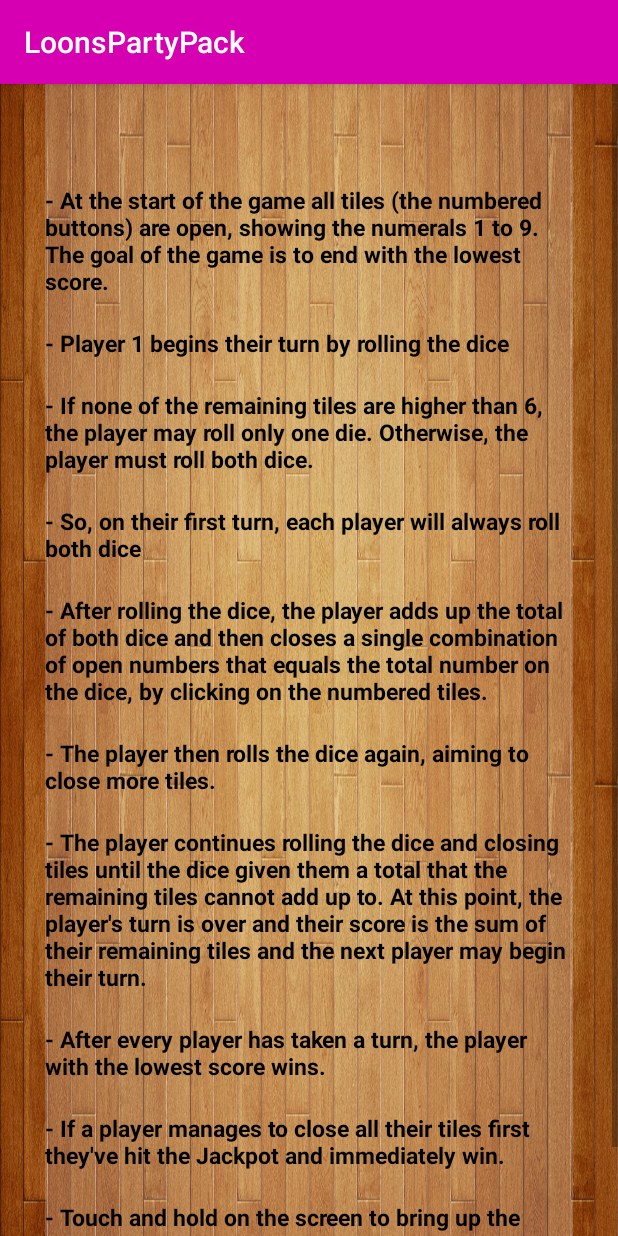
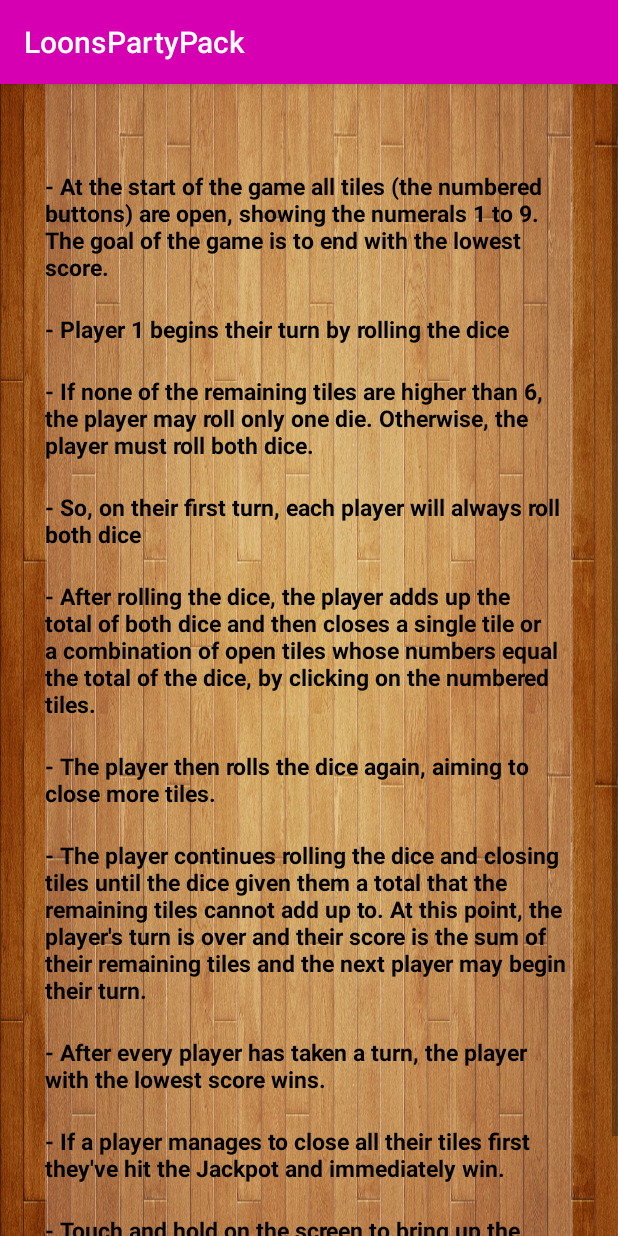
Before and after one commit to YY0NII/LoonsPartyPack, an Android app: the Rules screen opened directly, with no data from a screen before it, on a phone screen of 412 x 824 dp. Run offline under Robolectric (Android 15) with nearby library versions, the phone set to English and light mode, and no system bars.

Commit message:
haha, made a small edit to one of the rules strings

```diff
--- a/app/src/main/res/values/strings.xml
+++ b/app/src/main/res/values/strings.xml
@@ -29,7 +29,7 @@
     <string name="jackpot_rule3">- If none of the remaining tiles are higher than 6, the player may roll only one die. Otherwise, the player must roll both dice.</string>
     <string name="jackpot_rule4">- So, on their first turn, each player will always roll both dice</string>
     <string name="jackpot_rule5">- After rolling the dice, the player adds up the total of both dice and then "closes"
-                                   a single combination of open numbers that equals the total number on the dice, by clicking on the numbered tiles.</string>
+                                   a single tile or a combination of open tiles whose numbers equal the total of the dice, by clicking on the numbered tiles.</string>
     <string name="jackpot_rule6">- The player then rolls the dice again, aiming to close more tiles.</string>
     <string name="jackpot_rule7">- The player continues rolling the dice and closing tiles until the dice given them a total that the remaining tiles cannot add up to.
                                    At this point, the player\'s turn is over and their score is the sum of their remaining tiles and the next player may begin their turn.</string>
```
